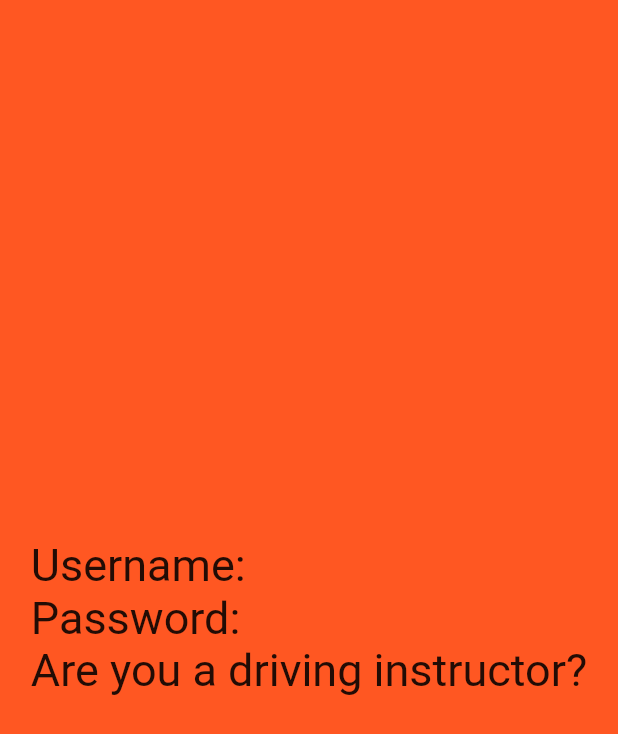
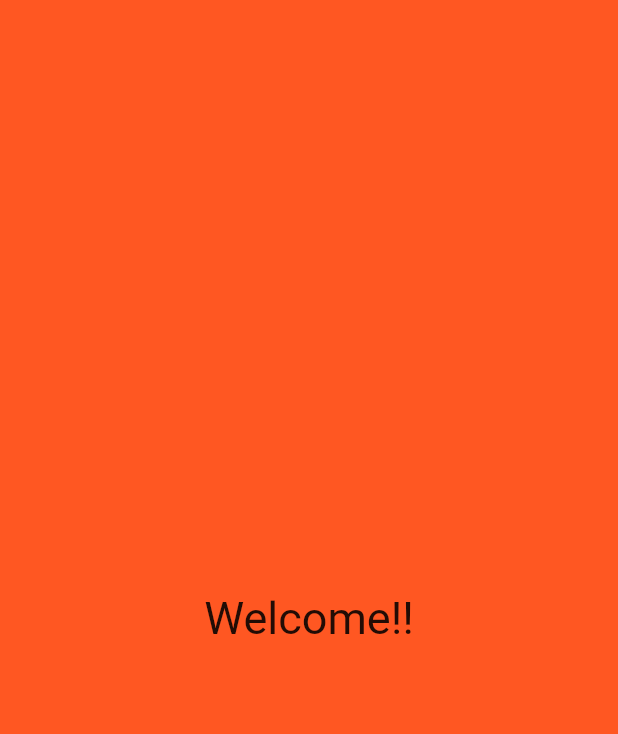
Before and after one commit to Inventor-Ollie/Dart_Testbed, a Flutter app: the screen it shows after launch, on a phone screen of 412 x 824 dp. Shown: the top 734 px of the screen. Run offline on Flutter 3.47's test engine with Material 2 defaults, Android fonts, the phone set to English and light mode, and no system bars.

Commit message:
New Welcome class that extends Stateless Widget Class update

```diff
--- a/lib/main.dart
+++ b/lib/main.dart
@@ -1,18 +1,25 @@
 import 'package:flutter/cupertino.dart';
 import 'package:flutter/material.dart';
 
-void main(){
-  runApp(
+void main() {
+  runApp(MaterialApp(
+    home: Welcome(),
+    title: "Dryverr",
+  ));
+}
 
-    new Material(
-
+class Welcome extends StatelessWidget {
+  @override
+  Widget build(BuildContext context) {
+    return new Material(
       color: Colors.deepOrange,
-
-      child: new Center (
-        child: new Text(
-          "Username: \nPassword: \nAre you a driving instructor?",
-          style: TextStyle(fontSize: 30.0,),
-          textDirection: TextDirection.ltr,))
-    )
-  );
+      child: Center(
+        child: Text(
+          "Welcome!!",
+          style: TextStyle(fontSize: 30.0),
+          textDirection: TextDirection.ltr,
+        ),
+      )
+    );
+  }
 }
```
Also changed, not shown: 1 other file.
